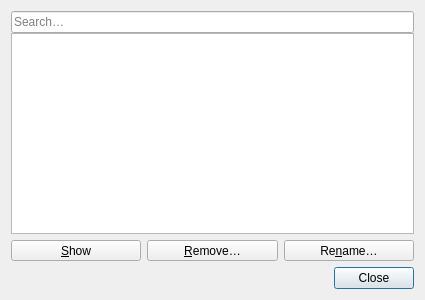
The window that src/ui/qgselevationprofilemanagerbase.ui (qgis/QGIS) describes before a commit, drawn with Qt 5.
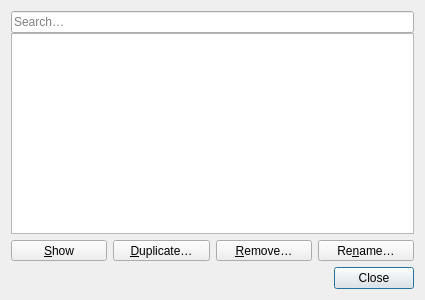
The same window after the commit. Icons and pictures are not drawn. Custom widgets are drawn as their Qt base class.

Commit message:
Add duplicate button to elevation profile manager
Allows duplicating existing profiles. Handy if the user has spent
effort in customising an existing profile (eg rearranging layers
and groups) and wants to re-use that configuration in a new profile.

Patch:
```diff
--- a/src/ui/qgselevationprofilemanagerbase.ui
+++ b/src/ui/qgselevationprofilemanagerbase.ui
@@ -26,6 +26,19 @@
   <layout class="QVBoxLayout" name="verticalLayout">
    <item>
     <layout class="QGridLayout" name="gridLayout_2" rowstretch="0,0">
+     <item row="1" column="3">
+      <widget class="QToolButton" name="mRenameButton">
+       <property name="sizePolicy">
+        <sizepolicy hsizetype="Preferred" vsizetype="Fixed">
+         <horstretch>0</horstretch>
+         <verstretch>0</verstretch>
+        </sizepolicy>
+       </property>
+       <property name="text">
+        <string>Re&amp;name…</string>
+       </property>
+      </widget>
+     </item>
      <item row="1" column="0">
       <widget class="QToolButton" name="mShowButton">
        <property name="sizePolicy">
@@ -39,7 +52,7 @@
        </property>
       </widget>
      </item>
-     <item row="1" column="1">
+     <item row="1" column="2">
       <widget class="QToolButton" name="mRemoveButton">
        <property name="sizePolicy">
         <sizepolicy hsizetype="Preferred" vsizetype="Fixed">
@@ -52,20 +65,7 @@
        </property>
       </widget>
      </item>
-     <item row="1" column="2">
-      <widget class="QToolButton" name="mRenameButton">
-       <property name="sizePolicy">
-        <sizepolicy hsizetype="Preferred" vsizetype="Fixed">
-         <horstretch>0</horstretch>
-         <verstretch>0</verstretch>
-        </sizepolicy>
-       </property>
-       <property name="text">
-        <string>Re&amp;name…</string>
-       </property>
-      </widget>
-     </item>
-     <item row="0" column="0" colspan="3">
+     <item row="0" column="0" colspan="4">
       <layout class="QVBoxLayout" name="verticalLayout_2" stretch="0,1">
        <property name="spacing">
         <number>0</number>
@@ -92,6 +92,19 @@
        </item>
       </layout>
      </item>
+     <item row="1" column="1">
+      <widget class="QToolButton" name="mDuplicateButton">
+       <property name="sizePolicy">
+        <sizepolicy hsizetype="Preferred" vsizetype="Fixed">
+         <horstretch>0</horstretch>
+         <verstretch>0</verstretch>
+        </sizepolicy>
+       </property>
+       <property name="text">
+        <string>&amp;Duplicate…</string>
+       </property>
+      </widget>
+     </item>
     </layout>
    </item>
    <item>
```
Left out of the diff: 1 changed line with no effect on the pictures. The commit also changes 2 other files.
